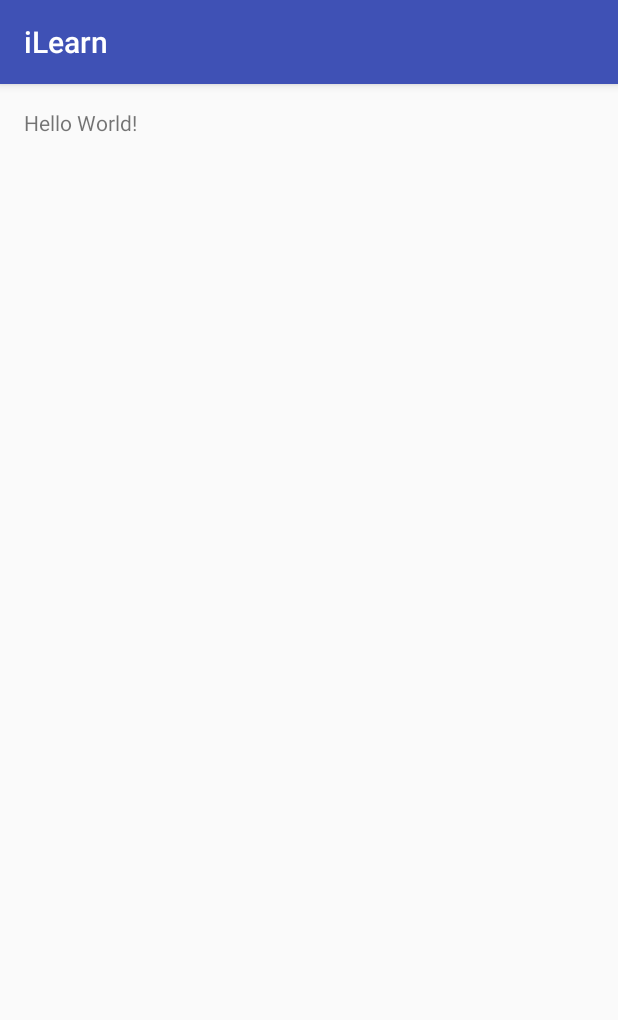
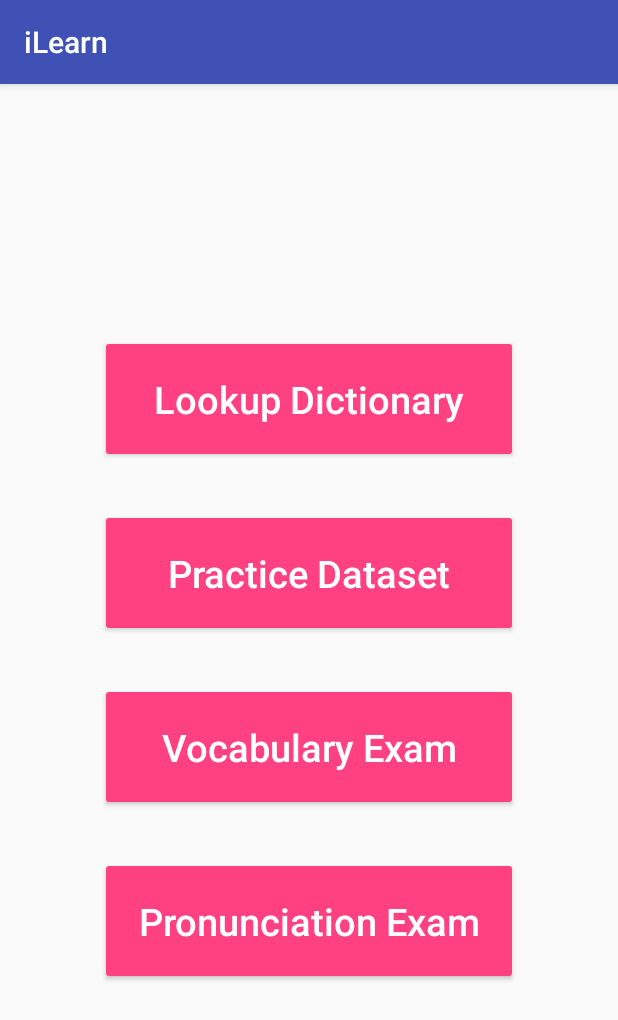
Before and after one commit to QI1002/Application, an Android app: the screen it shows after launch (MainActivity), on a phone screen of 412 x 824 dp. Shown: the top 1020 px of the screen. Run offline under Robolectric (Android 15) with nearby library versions, the phone set to English and light mode, and no system bars.

Commit message:
Add 4 activites for our default learning behaviors

```diff
--- a/app/src/main/java/io/github/qi1002/ilearn/MainActivity.java
+++ b/app/src/main/java/io/github/qi1002/ilearn/MainActivity.java
@@ -1,13 +1,58 @@
 package io.github.qi1002.ilearn;
 
+import android.content.Intent;
 import android.support.v7.app.AppCompatActivity;
 import android.os.Bundle;
+import android.view.View;
+import android.widget.Button;
 
 public class MainActivity extends AppCompatActivity {
+
+    private Button mBtLoopupDictionary;
+    private Button mBtPracticeDataset;
+    private Button mBtVocabularyExam;
+    private Button mBtPronunciationExam;
 
     @Override
     protected void onCreate(Bundle savedInstanceState) {
         super.onCreate(savedInstanceState);
         setContentView(R.layout.activity_main);
+
+        mBtLoopupDictionary = (Button) findViewById(R.id.bt_dictionary_lookup);
+        mBtLoopupDictionary.setOnClickListener(new View.OnClickListener() {
+            @Override
+            public void onClick(View view) {
+                launchActivity(LookupDictionaryActivity.class);
+            }
+        });
+
+        mBtPracticeDataset = (Button) findViewById(R.id.bt_dataset_practice);
+        mBtPracticeDataset.setOnClickListener(new View.OnClickListener() {
+            @Override
+            public void onClick(View view) {
+                launchActivity(PracticeDatasetActivity.class);
+            }
+        });
+
+        mBtVocabularyExam = (Button) findViewById(R.id.bt_exam_vocabulary);
+        mBtVocabularyExam.setOnClickListener(new View.OnClickListener() {
+            @Override
+            public void onClick(View view) {
+                launchActivity(VocabularyExamActivity.class);
+            }
+        });
+
+        mBtPronunciationExam = (Button) findViewById(R.id.bt_exam_pronunciation);
+        mBtPronunciationExam.setOnClickListener(new View.OnClickListener() {
+            @Override
+            public void onClick(View view) {
+                launchActivity(PronunciationExamActivity.class);
+            }
+        });
+    }
+
+    private void launchActivity(Class<?> cls) {
+        Intent intent = new Intent(this, cls);
+        startActivity(intent);
     }
 }
--- a/app/src/main/res/layout/activity_main.xml
+++ b/app/src/main/res/layout/activity_main.xml
@@ -6,6 +6,83 @@
     android:paddingTop="@dimen/activity_vertical_margin"
     android:paddingBottom="@dimen/activity_vertical_margin" tools:context=".MainActivity">
 
-    <TextView android:text="Hello World!" android:layout_width="wrap_content"
-        android:layout_height="wrap_content" />
+    <GridLayout xmlns:android="http://schemas.android.com/apk/res/android"
+        android:layout_width="wrap_content"
+        android:layout_height="wrap_content"
+        android:layout_gravity="center"
+        android:layout_centerVertical="true"
+        android:layout_centerHorizontal="true"
+        android:columnCount="1"
+        android:orientation="horizontal" >
+
+        <Button
+            android:id="@+id/bt_dictionary_lookup"
+            android:layout_column="0"
+            android:layout_width="wrap_content"
+            android:layout_height="wrap_content"
+            android:layout_gravity="fill"
+            android:layout_marginBottom="15dp"
+            android:layout_marginTop="15dp"
+            android:text="Lookup Dictionary"
+            android:textSize="25dp"
+            android:textAllCaps="false"
+            android:paddingRight="25dp"
+            android:paddingLeft="25dp"
+            android:paddingTop="25dp"
+            android:paddingBottom="25dp"
+            style="@style/Widget.AppCompat.Button.Colored"/>
+
+        <Button
+            android:id="@+id/bt_dataset_practice"
+            android:layout_column="0"
+            android:layout_width="wrap_content"
+            android:layout_height="wrap_content"
+            android:layout_gravity="fill"
+            android:layout_marginBottom="15dp"
+            android:layout_marginTop="15dp"
+            android:text="Practice Dataset"
+            android:textSize="25dp"
+            android:textAllCaps="false"
+            android:paddingRight="25dp"
+            android:paddingLeft="25dp"
+            android:paddingTop="25dp"
+            android:paddingBottom="25dp"
+            style="@style/Widget.AppCompat.Button.Colored"/>
+
+        <Button
+            android:id="@+id/bt_exam_vocabulary"
+            android:layout_column="0"
+            android:layout_width="wrap_content"
+            android:layout_height="wrap_content"
+            android:layout_gravity="fill"
+            android:layout_marginBottom="15dp"
+            android:layout_marginTop="15dp"
+            android:text="Vocabulary Exam"
+            android:textSize="25dp"
+            android:textAllCaps="false"
+            android:paddingRight="25dp"
+            android:paddingLeft="25dp"
+            android:paddingTop="25dp"
+            android:paddingBottom="25dp"
+            style="@style/Widget.AppCompat.Button.Colored"/>
+
+        <Button
+            android:id="@+id/bt_exam_pronunciation"
+            android:layout_column="0"
+            android:layout_width="wrap_content"
+            android:layout_height="wrap_content"
+            android:layout_gravity="fill"
+            android:layout_marginBottom="15dp"
+            android:layout_marginTop="15dp"
+            android:text="Pronunciation Exam"
+            android:textSize="25dp"
+            android:textAllCaps="false"
+            android:paddingRight="25dp"
+            android:paddingLeft="25dp"
+            android:paddingTop="25dp"
+            android:paddingBottom="25dp"
+            style="@style/Widget.AppCompat.Button.Colored"/>
+
+    </GridLayout>
+
 </RelativeLayout>
```
Also changed, not shown: app/src/main/AndroidManifest.xml (+8 -0 lines), app/src/main/java/io/github/qi1002/ilearn/LookupDictionaryActivity.java (added, +26 -0 lines), app/src/main/java/io/github/qi1002/ilearn/PracticeDatasetActivity.java (added, +26 -0 lines), app/src/main/java/io/github/qi1002/ilearn/PronunciationExamActivity.java (added, +26 -0 lines), app/src/main/java/io/github/qi1002/ilearn/VocabularyExamActivity.java (added, +26 -0 lines), app/src/main/res/layout/activity_lookup_dictionary.xml (added, +28 -0 lines), app/src/main/res/layout/activity_practice_dataset.xml (added, +28 -0 lines), app/src/main/res/layout/activity_pronunciation_exam.xml (added, +28 -0 lines), app/src/main/res/layout/activity_vocabulary_exam.xml (added, +28 -0 lines).
